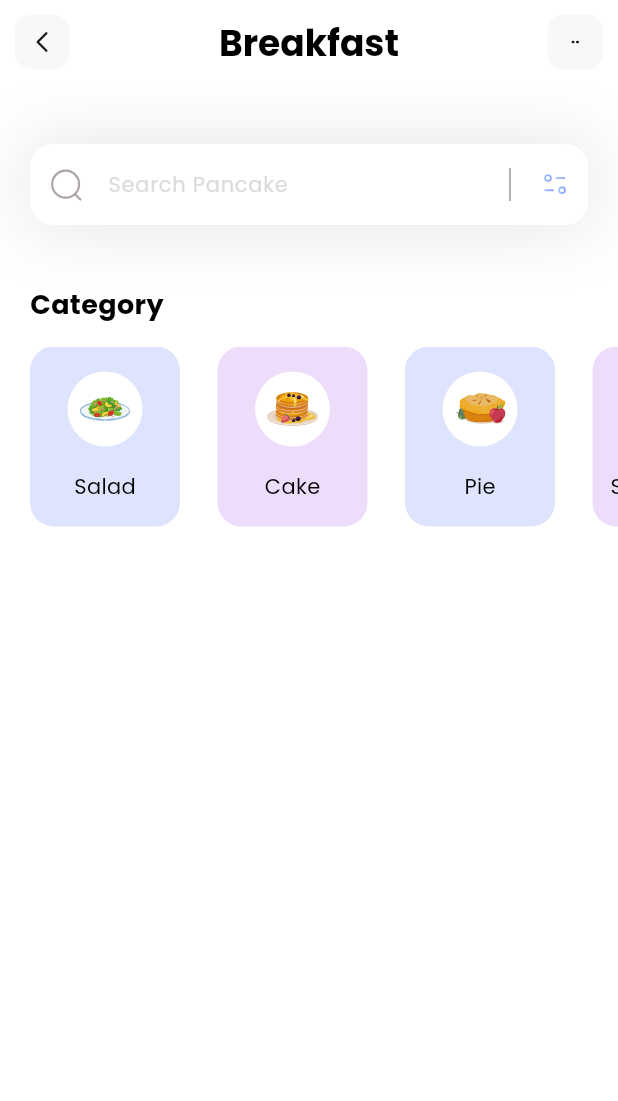
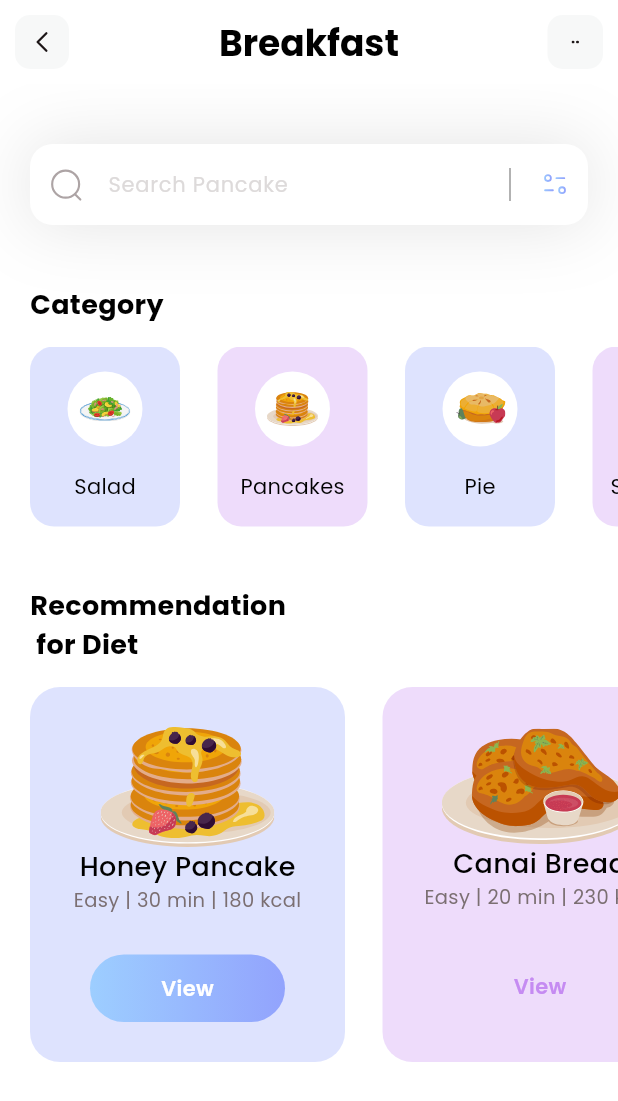
Before and after one commit to Devansh-Singhal/diet_app, a Flutter app: the screen it shows after launch, on a phone screen of 412 x 824 dp. Shown: the top 1101 px of the screen. Run offline on Flutter 3.47's test engine with Material 3 defaults, Android fonts, the phone set to English and light mode, and no system bars; our stand-ins replace flutter_svg.

Commit message:
Implemented Diet Reccomendation

```diff
--- a/lib/models/category_model.dart
+++ b/lib/models/category_model.dart
@@ -20,7 +20,7 @@ class CategoryModel {
     );
     categories.add(
       CategoryModel(
-        name: 'Cake',
+        name: 'Pancakes',
         iconPath: 'assets/icons/pancakes.svg',
         boxColor: Color(0xffC58BF2),
       ),
--- /dev/null
+++ b/lib/models/diet_model.dart
@@ -0,0 +1,48 @@
+import 'package:flutter/material.dart';
+
+class DietModel {
+  String name;
+  String iconPath;
+  Color boxColor;
+  String level;
+  String duration;
+  String calorie;
+  bool viewIsSelected;
+
+  DietModel({
+    required this.name,
+    required this.iconPath,
+    required this.boxColor,
+    required this.level,
+    required this.duration,
+    required this.calorie,
+    required this.viewIsSelected,
+  });
+  static List<DietModel> getDiet() {
+    List<DietModel> dietItems = [];
+    dietItems.add(
+      DietModel(
+        name: 'Honey Pancake',
+        iconPath: 'assets/icons/honey-pancakes.svg',
+        level: 'Easy',
+        duration: '30 min',
+        calorie: '180 kcal',
+        viewIsSelected: true,
+        boxColor: Color(0xff92A3FD),
+      ),
+    );
+    dietItems.add(
+      DietModel(
+        name: 'Canai Bread',
+        iconPath: 'assets/icons/canai-bread.svg',
+        level: 'Easy',
+        duration: '20 min',
+        calorie: '230 kcal',
+        viewIsSelected: false,
+        boxColor: Color(0xffC58BF2),
+      ),
+    );
+
+    return dietItems;
+  }
+}
--- a/lib/pages/home.dart
+++ b/lib/pages/home.dart
@@ -1,6 +1,7 @@
 import 'package:diet_app/models/category_model.dart';
 import 'package:flutter/material.dart';
 import 'package:flutter_svg/svg.dart';
+import 'package:diet_app/models/diet_model.dart';
 
 class HomePage extends StatefulWidget {
   HomePage({super.key});
@@ -11,9 +12,14 @@ class HomePage extends StatefulWidget {
 
 class _HomePageState extends State<HomePage> {
   List<CategoryModel> categories = [];
+  List<DietModel> dietItems = [];
 
   void _getCategories() {
     categories = CategoryModel.getCategories();
+  }
+
+  void _getdietItems() {
+    dietItems = DietModel.getDiet();
   }
 
   @override
@@ -24,6 +30,7 @@ class _HomePageState extends State<HomePage> {
   @override
   Widget build(BuildContext context) {
     _getCategories();
+    _getdietItems();
     return Scaffold(
       appBar: appBar(),
       backgroundColor: Colors.white,
@@ -33,8 +40,104 @@ class _HomePageState extends State<HomePage> {
           _searchField(),
           SizedBox(height: 40),
           _categoriesSection(),
+          SizedBox(height: 40),
+          _dietSection(),
         ],
       ),
+    );
+  }
+
+  Column _dietSection() {
+    return Column(
+      crossAxisAlignment: CrossAxisAlignment.start,
+      children: [
+        Padding(
+          padding: const EdgeInsets.only(left: 20),
+
+          child: Text(
+            'Recommendation \n for Diet',
+            style: TextStyle(
+              fontSize: 18,
+              fontWeight: FontWeight.bold,
+              color: Colors.black,
+            ),
+          ),
+        ),
+        SizedBox(height: 15),
+        Container(
+          height: 250,
+          // color: Colors.green,
+          child: ListView.separated(
+            itemCount: dietItems.length,
+            scrollDirection: Axis.horizontal,
+            padding: EdgeInsets.only(left: 20, right: 20),
+            separatorBuilder: (context, index) => SizedBox(width: 25),
+            itemBuilder: (context, index) {
+              return Container(
+                width: 210,
+                //height: 200,
+                decoration: BoxDecoration(
+                  color: dietItems[index].boxColor.withValues(alpha: 0.3),
+                  borderRadius: BorderRadius.circular(20),
+                ),
+                child: Column(
+                  mainAxisAlignment: MainAxisAlignment.spaceEvenly,
+                  children: [
+                    Column(
+                      children: [
+                        SvgPicture.asset(dietItems[index].iconPath),
+                        Text(
+                          dietItems[index].name,
+                          style: TextStyle(
+                            fontSize: 18,
+                            fontWeight: FontWeight.w500,
+                            color: Colors.black,
+                          ),
+                        ),
+                        Text(
+                        dietItems[index].level + ' | ' + dietItems[index].duration + ' | ' + dietItems[index].calorie,
+                        style: TextStyle(
+                          fontSize: 13,
+                          fontWeight: FontWeight.w400,
+                          color: Color(0xff7B6F72),
+                        ),
+                                          ),
+                      ],
+                    ),
+                  Container(
+                    height:45,
+                    width: 130,
+                    child: Center(
+                      child: Text(
+                        'View',
+                        style: TextStyle(
+                          color: dietItems[index].viewIsSelected ? Colors.white : Color (0xffC58bF2),
+                          fontSize: 14,
+                          fontWeight: FontWeight.w600,
+                        ),
+                      ),
+                    ),
+                    decoration: BoxDecoration(
+                      gradient: LinearGradient(
+                        colors: [
+                          dietItems[index].viewIsSelected ? Color(0xff9DCEFF) : Colors.transparent,
+                          dietItems[index].viewIsSelected ? Color(0xff92A3FD) : Colors.transparent,
+                        ],
+                      ),
+                      borderRadius: BorderRadius.circular(50),
+                    ),
+                  ),
+
+
+
+
+                  ],
+                ),
+              );
+            },
+          ),
+        ),
+      ],
     );
   }
 
@@ -67,9 +170,7 @@ class _HomePageState extends State<HomePage> {
               return Container(
                 width: 100,
                 decoration: BoxDecoration(
-                      color: categories[index].boxColor.withValues(
-                        alpha: 0.3,
-                      ),
+                  color: categories[index].boxColor.withValues(alpha: 0.3),
                   borderRadius: BorderRadius.circular(16),
                 ),
                 child: Column(
@@ -84,11 +185,8 @@ class _HomePageState extends State<HomePage> {
                       ),
                       child: Padding(
                         padding: const EdgeInsets.all(8.0),
-                            child: SvgPicture.asset(
-                              categories[index].iconPath,
+                        child: SvgPicture.asset(categories[index].iconPath),
                       ),
-                          ),
-
                     ),
                     Text(
                       categories[index].name,
@@ -98,7 +196,6 @@ class _HomePageState extends State<HomePage> {
                         color: Colors.black,
                       ),
                     ),
-
                   ],
                 ),
               );
```
Lines whose indentation alone changed are shown as unchanged.
